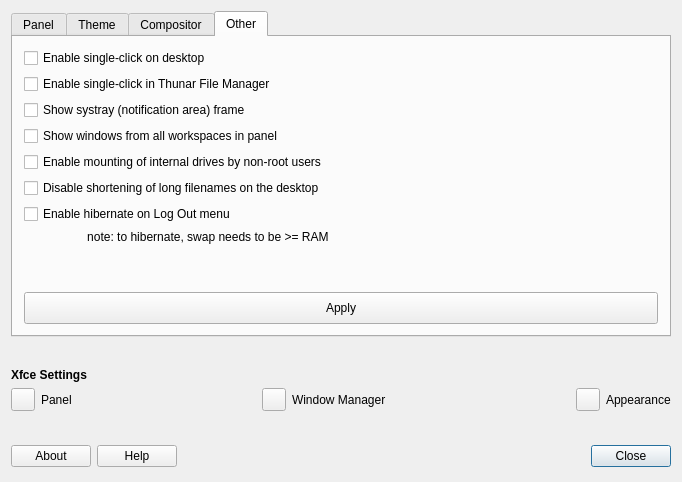
Above: tweak/defaultlook.ui from MX-Linux/mx-tweak before the change. Below: the same form after it.
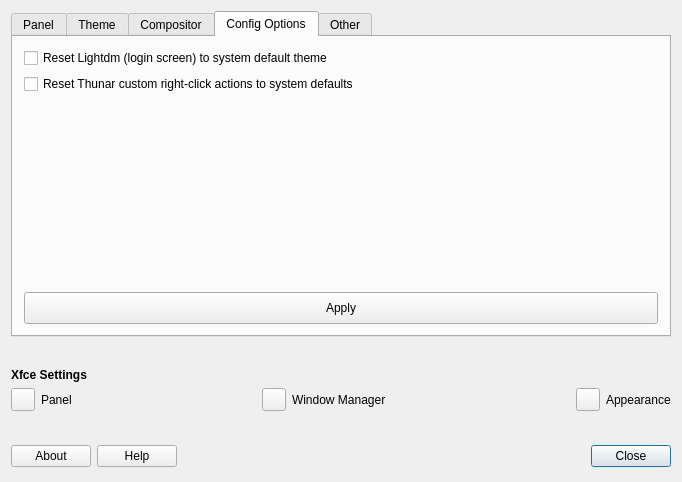
That is the form after the change. Icons and pictures are not drawn.

Commit message: added Config Options tab

```diff
--- a/tweak/defaultlook.ui
+++ b/tweak/defaultlook.ui
@@ -23,9 +23,7 @@
    <iconset>
     <normaloff>../../../../usr/share/pixmaps/mx-tweak.png</normaloff>../../../../usr/share/pixmaps/mx-tweak.png</iconset>
   </property>
-  <layout class="QGridLayout" name="gridLayout_12">
-   <item row="0" column="0">
-    <layout class="QGridLayout" name="gridLayout_11">
+  <layout class="QGridLayout" name="gridLayout_20">
      <item row="0" column="0">
       <layout class="QGridLayout" name="gridLayout_9">
        <item row="0" column="0">
@@ -482,6 +480,61 @@
            </item>
           </layout>
          </widget>
+       <widget class="QWidget" name="MiscDefaults">
+        <attribute name="title">
+         <string>Config Options</string>
+        </attribute>
+        <layout class="QGridLayout" name="gridLayout_11">
+         <item row="0" column="0">
+          <layout class="QGridLayout" name="gridLayout_19">
+           <item row="0" column="0">
+            <widget class="QCheckBox" name="checkBoxLightdmReset">
+             <property name="text">
+              <string>Reset Lightdm (login screen) to system default theme</string>
+             </property>
+            </widget>
+           </item>
+           <item row="2" column="0">
+            <widget class="QCheckBox" name="checkBoxThunarCAReset">
+             <property name="text">
+              <string>Reset Thunar custom right-click actions to system defaults</string>
+             </property>
+            </widget>
+           </item>
+           <item row="4" column="0">
+            <widget class="QPushButton" name="ButtonApplyMiscDefualts">
+             <property name="minimumSize">
+              <size>
+               <width>0</width>
+               <height>32</height>
+              </size>
+             </property>
+             <property name="text">
+              <string>Apply</string>
+             </property>
+             <property name="icon">
+              <iconset theme="dialog-ok">
+               <normaloff>.</normaloff>.</iconset>
+             </property>
+            </widget>
+           </item>
+           <item row="3" column="0">
+            <spacer name="verticalSpacer_10">
+             <property name="orientation">
+              <enum>Qt::Vertical</enum>
+             </property>
+             <property name="sizeHint" stdset="0">
+              <size>
+               <width>20</width>
+               <height>40</height>
+              </size>
+             </property>
+            </spacer>
+           </item>
+          </layout>
+         </item>
+        </layout>
+       </widget>
          <widget class="QWidget" name="etcTab">
           <attribute name="title">
            <string>Other</string>
@@ -822,8 +875,6 @@
             <bool>true</bool>
            </property>
           </widget>
-         </item>
-        </layout>
        </item>
       </layout>
      </item>
```
Lines whose indentation alone changed are shown as unchanged. The commit also changes 2 other files.
